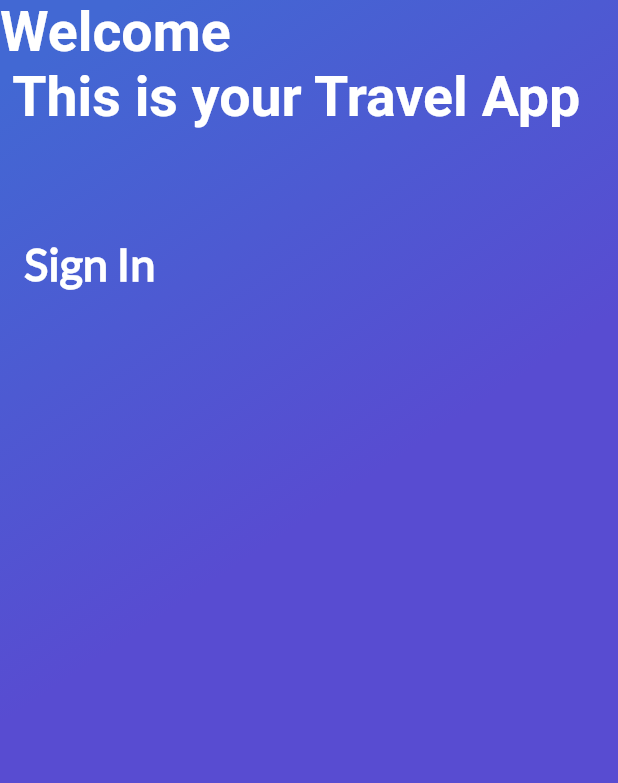
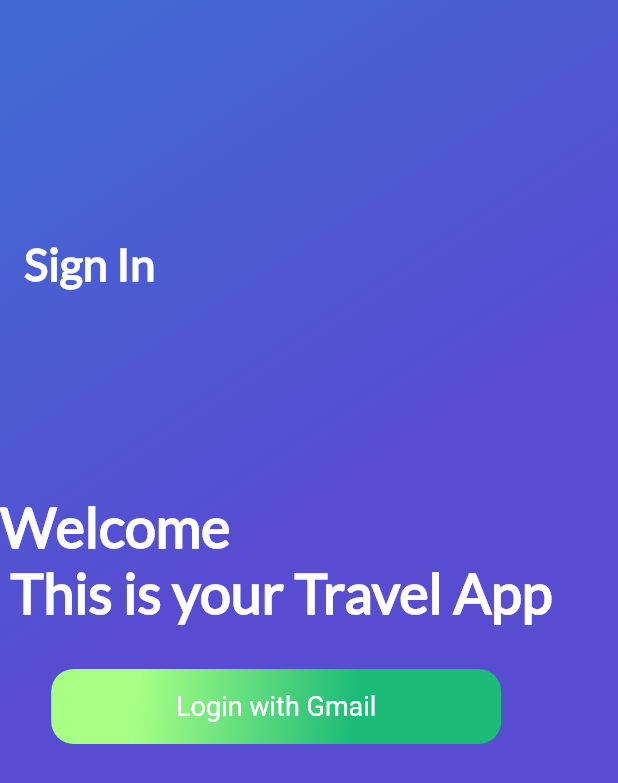
Before and after one commit to GregVaz/flutter-course, a Flutter app: the screen it shows after launch, on a phone screen of 412 x 824 dp. Shown: the top 783 px of the screen. Run offline on Flutter 3.47's test engine with Material 2 defaults, Android fonts, the phone set to English and light mode, and no system bars; our stand-ins replace firebase_core; missing offline and left inert: generic_bloc_provider; accounts and stored records are empty; Roboto replaces fonts that are missing (Lato-Regular).

Commit message:
feat: create reusable stateful buttongreen

```diff
--- a/trips_app/lib/User/ui/screens/sign_in.dart
+++ b/trips_app/lib/User/ui/screens/sign_in.dart
@@ -1,5 +1,6 @@
 import 'package:flutter/material.dart';
 import 'package:trips_app/widgets/gradient_background.dart';
+import 'package:trips_app/widgets/button_green.dart';
 
 class SignIn extends StatefulWidget {
   @override
@@ -23,15 +24,22 @@ class _SignIn extends State<SignIn> {
             MediaQuery.of(context).size.height,
           ),
           Column(
+            mainAxisAlignment: MainAxisAlignment.center,
             children: [
               Text(
                 "Welcome \n This is your Travel App",
                 style: TextStyle(
                   fontSize: 37.0,
-                  fontFamily: 'Lato-Regular',
+                  fontFamily: 'Lato',
                   color: Colors.white,
                   fontWeight: FontWeight.bold,
                 ),
+              ),
+              ButtonGreen(
+                text: "Login with Gmail",
+                onPressed: () {},
+                width: 300.0,
+                height: 50.0,
               ),
             ],
           ),
--- /dev/null
+++ b/trips_app/lib/widgets/button_green.dart
@@ -0,0 +1,58 @@
+import 'package:flutter/material.dart';
+
+class ButtonGreen extends StatefulWidget {
+  final String text;
+  double width = 0.0;
+  double height = 0.0;
+  VoidCallback onPressed;
+
+  ButtonGreen({
+    Key? key,
+    required this.text,
+    required this.onPressed,
+    required this.height,
+    required this.width,
+  });
+
+  @override
+  State createState() {
+    return _ButtonGreen();
+  }
+}
+
+class _ButtonGreen extends State<ButtonGreen> {
+  @override
+  Widget build(BuildContext context) {
+    return InkWell(
+      onTap: widget.onPressed,
+      child: Container(
+        margin: EdgeInsets.only(top: 30.0, left: 20.0, right: 20.0),
+        height: widget.height,
+        width: widget.width,
+        decoration: BoxDecoration(
+          borderRadius: BorderRadius.circular(15.0),
+          gradient: LinearGradient(
+            colors: [
+              Color(0xFFa7ff84),
+              Color(0xFF1cbb78),
+            ],
+            begin: FractionalOffset(0.2, 0.0),
+            end: FractionalOffset(1.0, 0.6),
+            stops: [0.0, 0.6],
+            tileMode: TileMode.clamp,
+          ),
+        ),
+        child: Center(
+          child: Text(
+            widget.text,
+            style: TextStyle(
+              fontSize: 18.0,
+              fontFamily: 'c',
+              color: Colors.white,
+            ),
+          ),
+        ),
+      ),
+    );
+  }
+}
```
Also changed, not shown: trips_app/lib/widgets/button.dart (+4 -11 lines).
